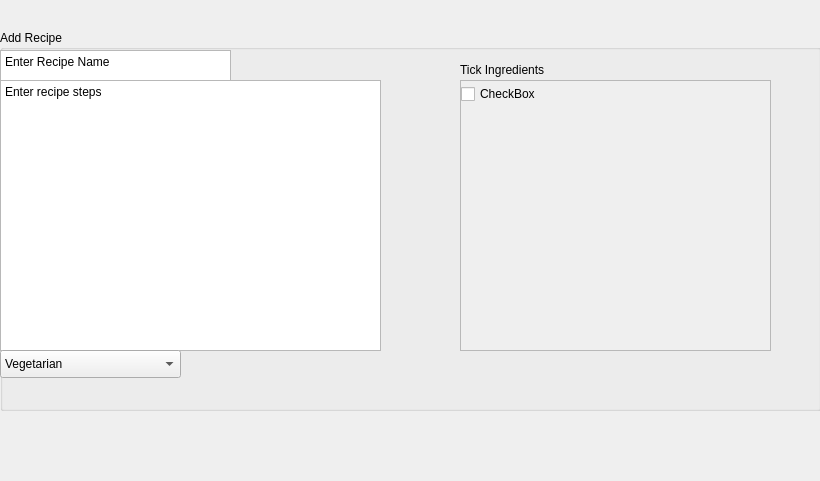
Before: the Qt Designer form createrecipewindow.ui in MarkHarrison03/RecipeApp, drawn with Qt 5.
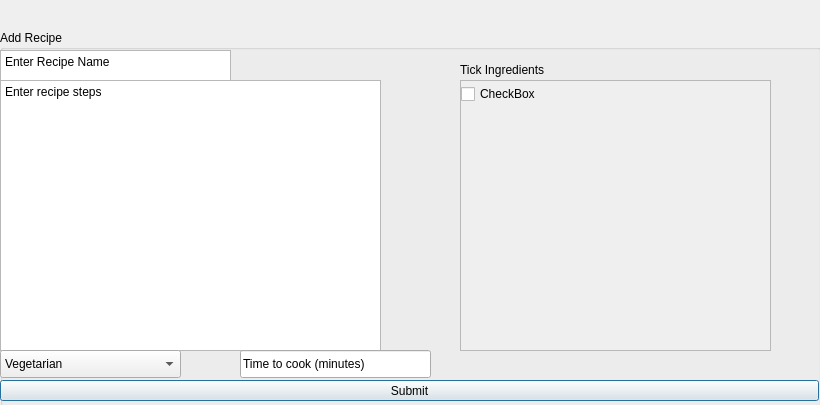
After: the same form once the commit is applied.

Patch:
```diff
--- a/createrecipewindow.ui
+++ b/createrecipewindow.ui
@@ -7,7 +7,7 @@
     <x>0</x>
     <y>0</y>
     <width>820</width>
-    <height>481</height>
+    <height>405</height>
    </rect>
   </property>
   <property name="baseSize">
@@ -161,6 +161,32 @@
         <string>Tick Ingredients</string>
        </property>
       </widget>
+      <widget class="QLineEdit" name="TTC">
+       <property name="geometry">
+        <rect>
+         <x>240</x>
+         <y>320</y>
+         <width>191</width>
+         <height>28</height>
+        </rect>
+       </property>
+       <property name="text">
+        <string>Time to cook (minutes)</string>
+       </property>
+      </widget>
+      <widget class="QPushButton" name="pushButton">
+       <property name="geometry">
+        <rect>
+         <x>0</x>
+         <y>350</y>
+         <width>819</width>
+         <height>21</height>
+        </rect>
+       </property>
+       <property name="text">
+        <string>Submit</string>
+       </property>
+      </widget>
      </widget>
     </item>
    </layout>
```
Left out of the diff: 6 changed lines with no effect on the pictures.
